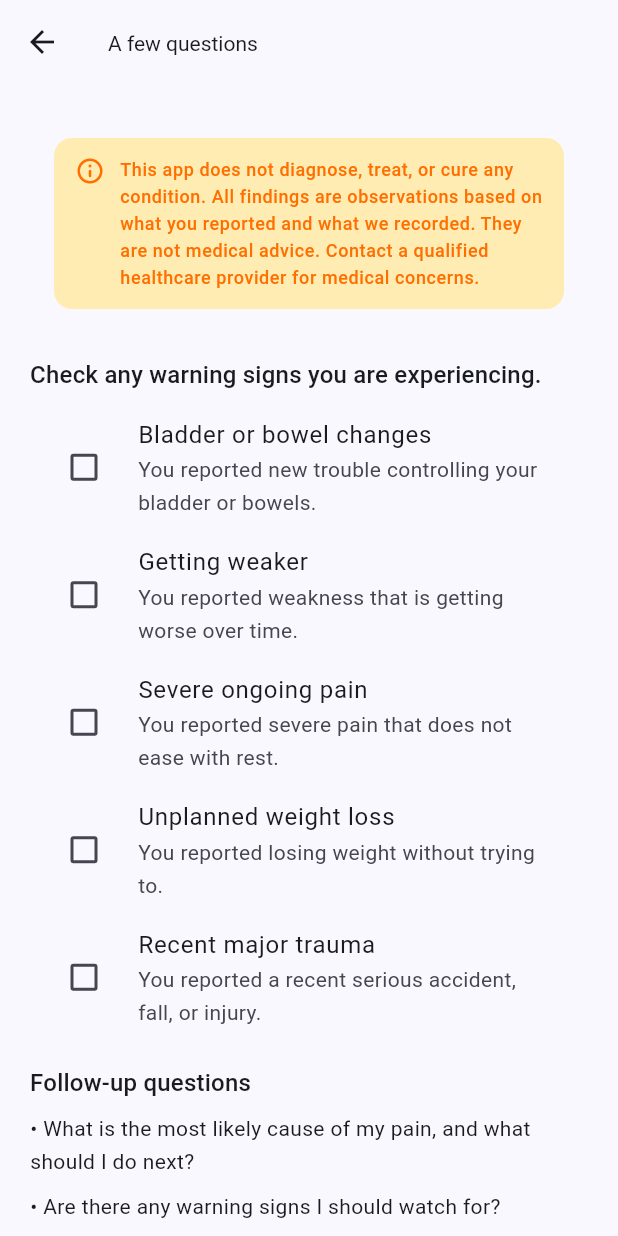
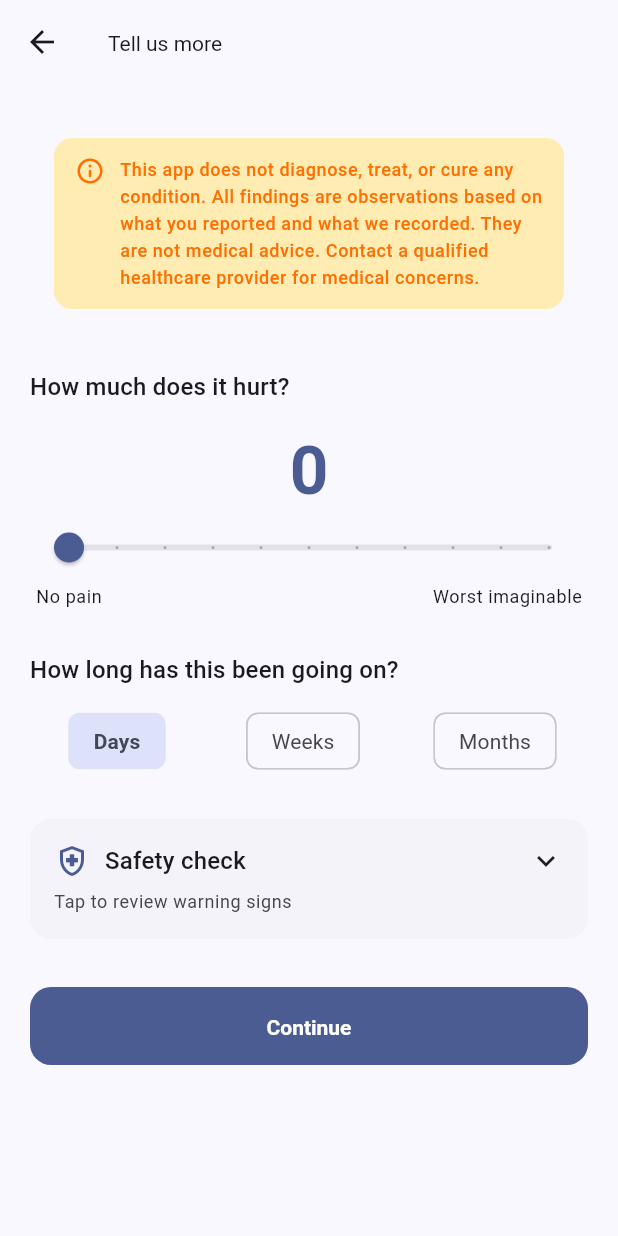
Before and after one commit to Duynguyen0106/MSK-Photo-App-, a Flutter app: the QuestionsScreen screen opened by its route, on a phone screen of 412 x 824 dp. Run offline on Flutter 3.47's test engine with Material 3 defaults, Android fonts, the phone set to English and light mode, and no system bars; our stand-ins replace camera, csv, fl_chart, flutter_secure_storage, hive_flutter, path_drawing and 3 more; missing offline and left inert: google_mlkit_pose_detection; accounts and stored records are empty.

Commit message:
Add questions screen with pain slider, duration pills, and safety check
- Pain slider 0-10 with large score display and endpoint labels
- Duration pills: Days, Weeks, Months
- Collapsible safety check with 5 RedFlagEngine checkboxes
- Continue routes to /red-flag when flags set, else /why-photo
- Add red flag escalation screen

Co-authored-by: Duynguyen0106 <Duynguyen0106@users.noreply.github.com>

```diff
--- a/apps/patient/lib/main.dart
+++ b/apps/patient/lib/main.dart
@@ -10,6 +10,7 @@ import 'screens/history_screen.dart';
 import 'screens/home_screen.dart';
 import 'screens/pain_map_screen.dart';
 import 'screens/questions_screen.dart';
+import 'screens/red_flag_screen.dart';
 import 'screens/result_screen.dart';
 import 'screens/settings_screen.dart';
 import 'screens/why_photo_screen.dart';
@@ -35,6 +36,7 @@ class PatientApp extends StatelessWidget {
           AppRoutes.home: (_) => const HomeScreen(),
           AppRoutes.painMap: (_) => const PainMapScreen(),
           AppRoutes.questions: (_) => const QuestionsScreen(),
+          AppRoutes.redFlag: (_) => const RedFlagScreen(),
           AppRoutes.whyPhoto: (_) => const WhyPhotoScreen(),
           AppRoutes.capture: (_) => const CaptureScreen(),
           AppRoutes.captureFallback: (_) => const CaptureFallbackScreen(),
--- a/apps/patient/lib/providers/check_in_provider.dart
+++ b/apps/patient/lib/providers/check_in_provider.dart
@@ -9,7 +9,7 @@ class CheckInProvider extends ChangeNotifier {
 
   List<BodyPart> selectedParts = [];
   int painScore = 0;
-  String durationKey = 'less_than_week';
+  String durationKey = 'days';
   final List<String> aggravators = [];
   final Set<RedFlag> redFlags = {};
   List<String> questions = [];
@@ -149,7 +149,7 @@ class CheckInProvider extends ChangeNotifier {
   void reset() {
     selectedParts = [];
     painScore = 0;
-    durationKey = 'less_than_week';
+    durationKey = 'days';
     aggravators.clear();
     redFlags.clear();
     questions = [];
--- a/apps/patient/lib/routes.dart
+++ b/apps/patient/lib/routes.dart
@@ -3,6 +3,7 @@ abstract final class AppRoutes {
   static const home = '/';
   static const painMap = '/pain-map';
   static const questions = '/questions';
+  static const redFlag = '/red-flag';
   static const whyPhoto = '/why-photo';
   static const capture = '/capture';
   static const captureFallback = '/capture-fallback';
--- a/apps/patient/lib/screens/questions_screen.dart
+++ b/apps/patient/lib/screens/questions_screen.dart
@@ -14,35 +14,139 @@ class QuestionsScreen extends StatefulWidget {
 }
 
 class _QuestionsScreenState extends State<QuestionsScreen> {
-  @override
-  void initState() {
-    super.initState();
-    WidgetsBinding.instance.addPostFrameCallback((_) {
-      context.read<CheckInProvider>().refreshQuestions();
-    });
+  static const _durationOptions = [
+    ('days', 'Days'),
+    ('weeks', 'Weeks'),
+    ('months', 'Months'),
+  ];
+
+  final _redFlagEngine = RedFlagEngine();
+  bool _safetyExpanded = false;
+
+  void _continue(BuildContext context) {
+    final provider = context.read<CheckInProvider>();
+    provider.refreshQuestions();
+
+    final route = provider.shouldEscalate
+        ? AppRoutes.redFlag
+        : AppRoutes.whyPhoto;
+    Navigator.pushNamed(context, route);
   }
 
   @override
   Widget build(BuildContext context) {
     final provider = context.watch<CheckInProvider>();
-    final engine = RedFlagEngine();
     final theme = Theme.of(context);
 
     return Scaffold(
-      appBar: AppBar(title: const Text('A few questions')),
+      appBar: AppBar(title: const Text('Tell us more')),
       body: ListView(
         padding: const EdgeInsets.all(20),
         children: [
           const DisclaimerBanner(),
+          const SizedBox(height: 24),
+          Text('How much does it hurt?', style: theme.textTheme.titleMedium),
           const SizedBox(height: 16),
-          Text(
-            'Check any warning signs you are experiencing.',
+          Center(
+            child: Text(
+              '${provider.painScore}',
+              style: theme.textTheme.displayMedium?.copyWith(
+                fontWeight: FontWeight.w700,
+                color: theme.colorScheme.primary,
+              ),
+            ),
+          ),
+          Slider(
+            value: provider.painScore.toDouble(),
+            min: 0,
+            max: 10,
+            divisions: 10,
+            onChanged: (v) => provider.setPainScore(v.round()),
+          ),
+          Padding(
+            padding: const EdgeInsets.symmetric(horizontal: 4),
+            child: Row(
+              mainAxisAlignment: MainAxisAlignment.spaceBetween,
+              children: [
+                Text('No pain', style: theme.textTheme.bodySmall),
+                Text('Worst imaginable', style: theme.textTheme.bodySmall),
+              ],
+            ),
+          ),
+          const SizedBox(height: 28),
+          Text('How long has this been going on?',
+              style: theme.textTheme.titleMedium),
+          const SizedBox(height: 12),
+          Row(
+            children: _durationOptions.map((option) {
+              final selected = provider.durationKey == option.$1;
+              return Expanded(
+                child: Padding(
+                  padding: EdgeInsets.only(
+                    right: option.$1 != 'months' ? 8 : 0,
+                  ),
+                  child: FilterChip(
+                    label: Text(option.$2),
+                    selected: selected,
+                    showCheckmark: false,
+                    onSelected: (_) => provider.setDurationKey(option.$1),
+                    labelStyle: TextStyle(
+                      fontWeight: selected ? FontWeight.w600 : FontWeight.normal,
+                    ),
+                  ),
+                ),
+              );
+            }).toList(),
+          ),
+          const SizedBox(height: 28),
+          Material(
+            color: theme.colorScheme.surfaceContainerLow,
+            borderRadius: BorderRadius.circular(14),
+            child: InkWell(
+              borderRadius: BorderRadius.circular(14),
+              onTap: () => setState(() => _safetyExpanded = !_safetyExpanded),
+              child: Padding(
+                padding: const EdgeInsets.all(16),
+                child: Column(
+                  crossAxisAlignment: CrossAxisAlignment.start,
+                  children: [
+                    Row(
+                      children: [
+                        Icon(
+                          Icons.health_and_safety_outlined,
+                          color: theme.colorScheme.primary,
+                        ),
+                        const SizedBox(width: 10),
+                        Expanded(
+                          child: Text(
+                            'Safety check',
                             style: theme.textTheme.titleMedium,
                           ),
-          const SizedBox(height: 8),
-          ...engine.items().map((item) {
-            final flag = RedFlag.values.firstWhere((f) => f.name == item.id);
+                        ),
+                        Icon(
+                          _safetyExpanded
+                              ? Icons.expand_less
+                              : Icons.expand_more,
+                        ),
+                      ],
+                    ),
+                    if (!_safetyExpanded) ...[
+                      const SizedBox(height: 6),
+                      Text(
+                        'Tap to review warning signs',
+                        style: theme.textTheme.bodySmall?.copyWith(
+                          color: theme.colorScheme.onSurfaceVariant,
+                        ),
+                      ),
+                    ],
+                    if (_safetyExpanded) ...[
+                      const SizedBox(height: 12),
+                      ..._redFlagEngine.items().map((item) {
+                        final flag = RedFlag.values.firstWhere(
+                          (f) => f.name == item.id,
+                        );
                         return CheckboxListTile(
+                          contentPadding: EdgeInsets.zero,
                           title: Text(item.label),
                           subtitle: Text(item.description),
                           value: provider.redFlags.contains(flag),
@@ -50,28 +154,15 @@ class _QuestionsScreenState extends State<QuestionsScreen> {
                           controlAffinity: ListTileControlAffinity.leading,
                         );
                       }),
-          if (provider.shouldEscalate) ...[
-            const SizedBox(height: 12),
-            Card(
-              color: theme.colorScheme.errorContainer,
-              child: Padding(
-                padding: const EdgeInsets.all(16),
-                child: Text(provider.escalationMessage),
+                    ],
+                  ],
                 ),
               ),
-          ],
-          const SizedBox(height: 16),
-          Text('Follow-up questions', style: theme.textTheme.titleMedium),
-          const SizedBox(height: 8),
-          ...provider.questions.map(
-            (q) => Padding(
-              padding: const EdgeInsets.only(bottom: 8),
-              child: Text('• $q', style: theme.textTheme.bodyMedium),
             ),
           ),
-          const SizedBox(height: 24),
+          const SizedBox(height: 32),
           FilledButton(
-            onPressed: () => Navigator.pushNamed(context, AppRoutes.whyPhoto),
+            onPressed: () => _continue(context),
             child: const Text('Continue'),
           ),
         ],
```
Also changed, not shown: apps/patient/lib/screens/red_flag_screen.dart (added, +60 -0 lines). Lines whose indentation alone changed are shown as unchanged.
